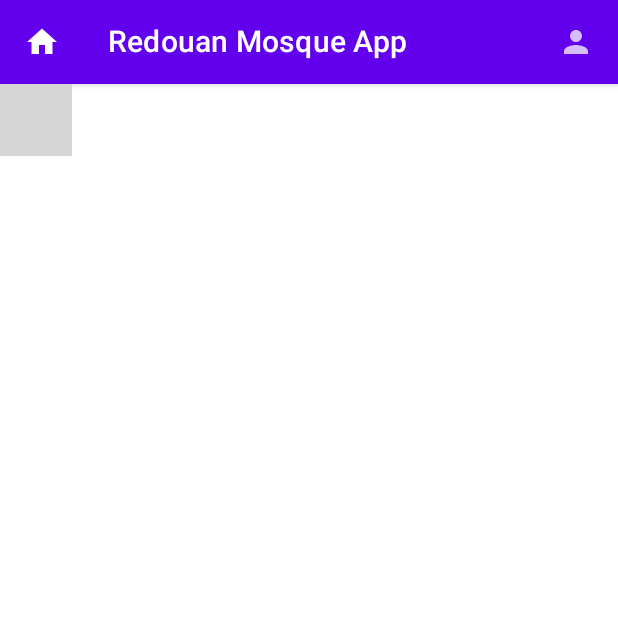
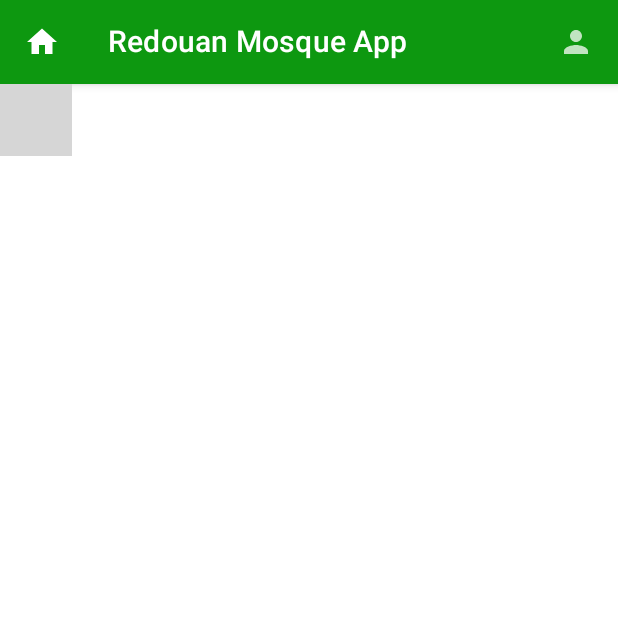
Before and after one commit to RedouanBouziza/MosqueApp, an Android app built with Jetpack Compose: the screen it shows after launch (MainActivity), on a phone screen of 412 x 824 dp, the top half of it. Run offline under Robolectric (Android 15) with nearby library versions, the phone set to English and light mode, and no system bars; our stand-ins replace Firebase (no records; nobody signed in at launch, a user with empty details on screens opened directly), Volley; 3 statements that could not run were skipped; grey boxes are pictures that could not be loaded.

Commit message:
Added a pic and changed theme and color

```diff
--- a/app/src/main/java/com/example/capstoneredouan/ui/theme/Color.kt
+++ b/app/src/main/java/com/example/capstoneredouan/ui/theme/Color.kt
@@ -2,7 +2,6 @@ package com.example.capstoneredouan.ui.theme
 
 import androidx.compose.ui.graphics.Color
 
-val Purple200 = Color(0xFFBB86FC)
-val Purple500 = Color(0xFF6200EE)
-val Purple700 = Color(0xFF3700B3)
-val Teal200 = Color(0xFF03DAC5)
+val GreenAppLight = Color(0xFF98B899)
+val GreenApp = Color(0xFF0D9810)
+val GreenAppDark = Color(0xFF047806)
--- a/app/src/main/java/com/example/capstoneredouan/ui/theme/Theme.kt
+++ b/app/src/main/java/com/example/capstoneredouan/ui/theme/Theme.kt
@@ -7,15 +7,15 @@ import androidx.compose.material.lightColors
 import androidx.compose.runtime.Composable
 
 private val DarkColorPalette = darkColors(
-    primary = Purple200,
-    primaryVariant = Purple700,
-    secondary = Teal200
+    primary = GreenAppLight,
+    primaryVariant = GreenAppDark,
+    secondary = GreenApp
 )
 
 private val LightColorPalette = lightColors(
-    primary = Purple500,
-    primaryVariant = Purple700,
-    secondary = Teal200
+    primary = GreenApp,
+    primaryVariant = GreenAppDark,
+    secondary = GreenApp
 
     /* Other default colors to override
     background = Color.White,
```
Also changed, not shown: app/src/main/res/drawable/img.png (added).
